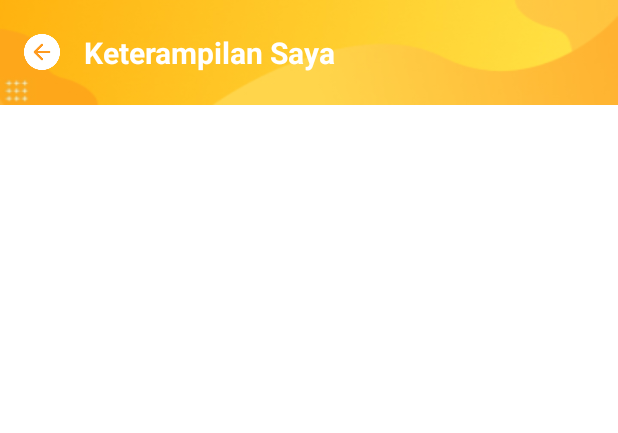
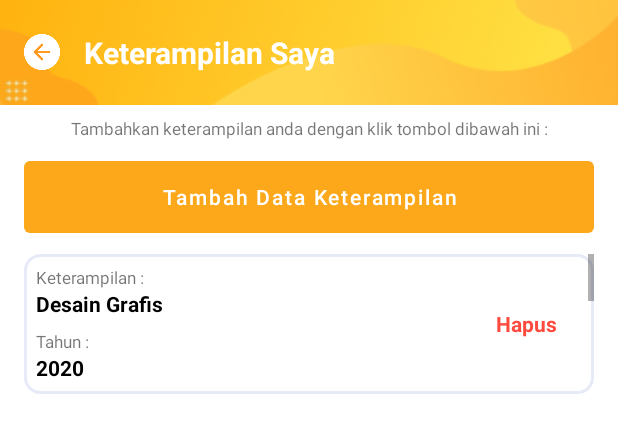
Before and after one commit to biyonda/EKAPEKA-APP, an Android app: the layout activity_keterampilan.xml on its own in the app's theme, with its tools: preview values and no code run, on a phone screen of 412 x 824 dp. Shown: the top 433 px of the screen. Run offline under Robolectric (Android 15) with nearby library versions, the phone set to English and light mode, and no system bars.

Commit message:
adapter keterampilan

```diff
--- a/app/src/main/res/layout/activity_keterampilan.xml
+++ b/app/src/main/res/layout/activity_keterampilan.xml
@@ -34,14 +34,38 @@
     </LinearLayout>
     <!-- HEADER END -->
 
+    <TextView
+        android:layout_width="wrap_content"
+        android:layout_height="wrap_content"
+        android:layout_gravity="center"
+        android:layout_marginTop="8dp"
+        android:textSize="11sp"
+        android:gravity="center"
+        android:text="Tambahkan keterampilan anda dengan klik tombol dibawah ini :">
+    </TextView>
+    <Button
+        android:id="@+id/btn_tambah"
+        android:layout_width="match_parent"
+        android:layout_height="60dp"
+        android:layout_marginTop="8dp"
+        android:layout_marginHorizontal="16dp"
+        android:text="Tambah Data Keterampilan"
+        android:textAllCaps="false">
+    </Button>
+
     <ScrollView
         android:layout_width="match_parent"
         android:layout_height="match_parent">
         <LinearLayout
             android:layout_width="match_parent"
             android:layout_height="match_parent"
-            android:orientation="vertical">
-
+            android:layout_marginTop="8dp">
+            <ListView
+                android:layout_width="match_parent"
+                android:layout_height="match_parent"
+                android:layout_marginHorizontal="16dp"
+                tools:listitem="@layout/adapter_keterampilan">
+            </ListView>
         </LinearLayout>
     </ScrollView>
 
--- /dev/null
+++ b/app/src/main/res/layout/adapter_keterampilan.xml
@@ -0,0 +1,63 @@
+<?xml version="1.0" encoding="utf-8"?>
+<LinearLayout xmlns:android="http://schemas.android.com/apk/res/android"
+    android:layout_width="match_parent"
+    android:layout_height="wrap_content"
+    xmlns:app="http://schemas.android.com/apk/res-auto"
+    android:orientation="vertical"
+    android:layout_marginTop="4dp">
+
+    <LinearLayout
+        android:layout_width="match_parent"
+        android:layout_height="wrap_content"
+        android:layout_weight="10"
+        android:background="@drawable/bt_white_round"
+        android:padding="8dp">
+        <LinearLayout
+            android:layout_width="0dp"
+            android:layout_height="match_parent"
+            android:layout_weight="8"
+            android:orientation="vertical">
+            <TextView
+                android:layout_width="wrap_content"
+                android:layout_height="wrap_content"
+                android:text="Keterampilan :"
+                android:textSize="11sp">
+            </TextView>
+            <TextView
+                android:layout_width="wrap_content"
+                android:layout_height="wrap_content"
+                android:text="Desain Grafis"
+                android:textStyle="bold"
+                android:textColor="@color/black">
+            </TextView>
+            <TextView
+                android:layout_width="wrap_content"
+                android:layout_height="wrap_content"
+                android:text="Tahun :"
+                android:layout_marginTop="8dp"
+                android:textSize="11sp">
+            </TextView>
+            <TextView
+                android:layout_width="wrap_content"
+                android:layout_height="wrap_content"
+                android:text="2020"
+                android:textStyle="bold"
+                android:textColor="@color/black">
+            </TextView>
+        </LinearLayout>
+        <LinearLayout
+            android:layout_width="0dp"
+            android:layout_height="match_parent"
+            android:layout_weight="2"
+            android:gravity="center">
+            <TextView
+                android:layout_width="wrap_content"
+                android:layout_height="wrap_content"
+                android:textStyle="bold"
+                android:text="Hapus"
+                android:textColor="#FF4B3E">
+            </TextView>
+        </LinearLayout>
+    </LinearLayout>
+
+</LinearLayout>
```
